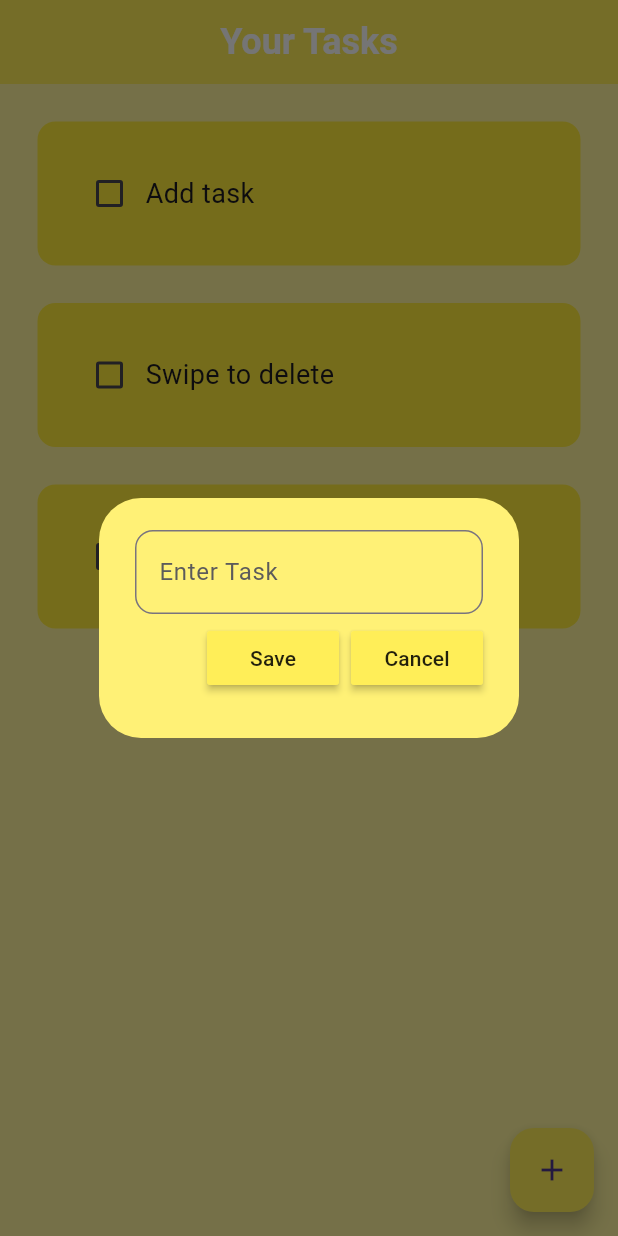
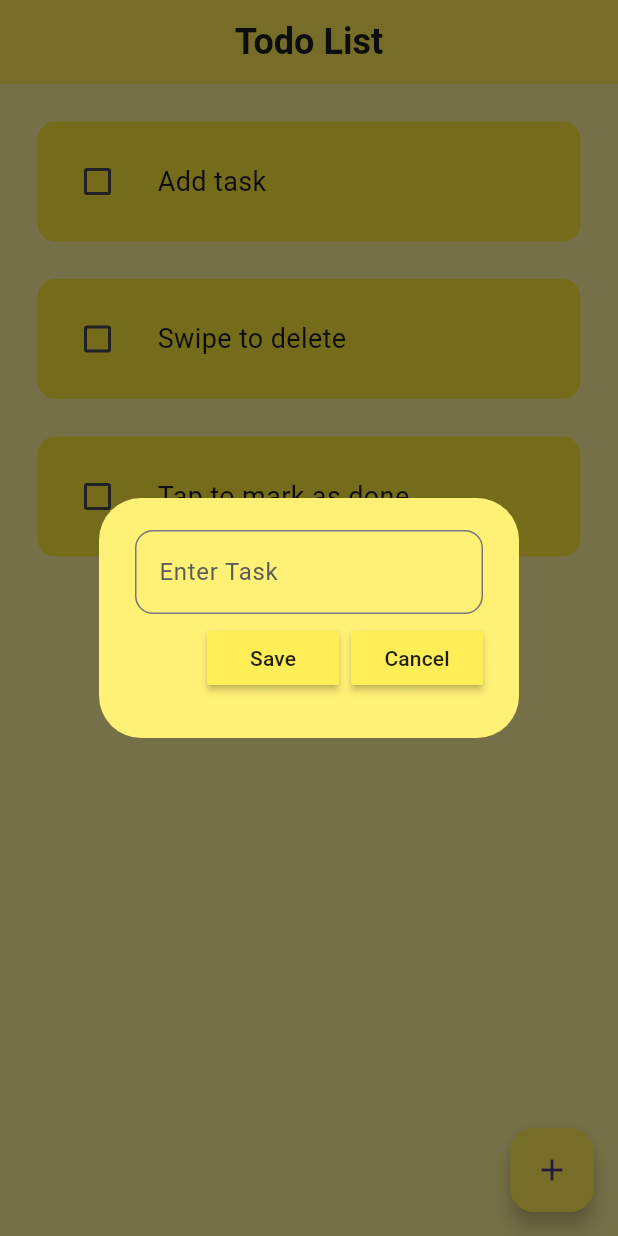
Before and after one commit to su-resh/todoapp, a Flutter app: the screen it shows after launch, after a tap on the "add" icon, on a phone screen of 412 x 824 dp. Run offline on Flutter 3.47's test engine with Material 3 defaults, Android fonts, the phone set to English and light mode, and no system bars; drawn by our look-alikes of flutter_slidable; our stand-ins replace hive, hive_flutter; accounts and stored records are empty.

Commit message:
🚀 Complete Todo Application with Hive Storage
- 🐞 Fixed a minor bug to improve stability.
- 📜 Updated README with detailed usage instructions and technology overview.

```diff
--- a/lib/main.dart
+++ b/lib/main.dart
@@ -1,11 +1,10 @@
 import "package:flutter/material.dart";
 import "package:hive_flutter/hive_flutter.dart";
-
-import "package:todo/pages/home_page.dart";
+import "package:todo/pages/splashscreen_page.dart";
 
 void main() async {
   // init the hive
- await Hive.initFlutter();
+  await Hive.initFlutter();
   // open the box
   var box = await Hive.openBox("myBox");
 
@@ -19,8 +18,7 @@ class MyApp extends StatelessWidget {
   Widget build(BuildContext context) {
     return const MaterialApp(
       debugShowCheckedModeBanner: false,
-      home: HomePage(),
-
+      home: SplashScreen(),
     );
   }
 }
--- a/lib/pages/home_page.dart
+++ b/lib/pages/home_page.dart
@@ -82,9 +82,8 @@ class _HomePageState extends State<HomePage> {
       appBar: AppBar(
         backgroundColor: Colors.yellow[400],
         title: const Text(
-          "Your Tasks",
-          style: TextStyle(fontSize: 24, fontWeight: FontWeight.bold, color: Colors.white),
-
+          "Todo List",
+          style: TextStyle(fontSize: 24, fontWeight: FontWeight.bold),
         ),
         centerTitle: true,
         elevation: 0,
--- /dev/null
+++ b/lib/pages/splashscreen_page.dart
@@ -0,0 +1,53 @@
+import 'package:flutter/material.dart';
+import 'package:flutter/services.dart';
+import 'package:todo/pages/home_page.dart';
+
+class SplashScreen extends StatefulWidget {
+  const SplashScreen({super.key});
+
+  @override
+  State<SplashScreen> createState() => _SplashScreenState();
+}
+
+class _SplashScreenState extends State<SplashScreen>
+    with SingleTickerProviderStateMixin {
+  @override
+  void initState() {
+    super.initState();
+    SystemChrome.setEnabledSystemUIMode(SystemUiMode.immersive);
+    Future.delayed(const Duration(seconds: 2), () {
+      Navigator.of(context).pushReplacement(
+        MaterialPageRoute(builder: (_) => const HomePage()),
+      );
+    });
+  }
+
+  @override
+  void dispose() {
+    super.dispose();
+    SystemChrome.setEnabledSystemUIMode(
+      SystemUiMode.manual,
+      overlays: SystemUiOverlay.values,
+    );
+  }
+
+  @override
+  Widget build(BuildContext context) {
+    return Scaffold(
+      backgroundColor: Colors.black,
+      body: Center(
+        child: Column(
+          mainAxisAlignment: MainAxisAlignment.center,
+          crossAxisAlignment: CrossAxisAlignment.center,
+          children: [
+            Image.asset(
+              "assets/images/logo.png",
+              height: 200,
+              width: 200,
+            ),
+          ],
+        ),
+      ),
+    );
+  }
+}
--- a/lib/util/todo_tile.dart
+++ b/lib/util/todo_tile.dart
@@ -8,12 +8,12 @@ class ToDoTile extends StatelessWidget {
   final void Function(BuildContext)? deleteFunction;
 
   const ToDoTile({
-    super.key,
+    Key? key,
     required this.taskName,
     required this.taskCompleted,
     required this.onChanged,
     required this.deleteFunction,
-  });
+  }) : super(key: key);
 
   @override
   Widget build(BuildContext context) {
@@ -32,27 +32,32 @@ class ToDoTile extends StatelessWidget {
           ],
         ),
         child: Container(
-          padding: const EdgeInsets.all(24),
+          padding: const EdgeInsets.all(16),
           decoration: BoxDecoration(
             color: Colors.yellow,
             borderRadius: BorderRadius.circular(12),
           ),
           child: Row(
+            crossAxisAlignment: CrossAxisAlignment.center,
             children: [
-              //checkbox
               Checkbox(
                 value: taskCompleted,
                 onChanged: onChanged,
                 activeColor: Colors.black,
               ),
-              // task name
-              Text(
-                taskName,
-                style: TextStyle(
+              SizedBox(width: 16),
+              Expanded(
+                child: Text(
+                  taskName,
+                  style: TextStyle(
                     fontSize: 18,
                     decoration: taskCompleted
                         ? TextDecoration.lineThrough
-                        : TextDecoration.none),
+                        : TextDecoration.none,
+                  ),
+                  maxLines: 2, // Allow up to 2 lines of text
+                  overflow: TextOverflow.ellipsis,
+                ),
               ),
             ],
           ),
--- a/pubspec.yaml
+++ b/pubspec.yaml
@@ -65,9 +65,9 @@ flutter:
   uses-material-design: true
 
   # To add assets to your application, add an assets section, like this:
-  # assets:
-  #   - images/a_dot_burr.jpeg
-  #   - images/a_dot_ham.jpeg
+  assets:
+    - assets/images/
+    # - images/a_dot_ham.jpeg
 
   # An image asset can refer to one or more resolution-specific "variants", see
   # https://flutter.dev/assets-and-images/#resolution-aware
```
Also changed, not shown: assets/images/logo.png (added), 1 other file.
